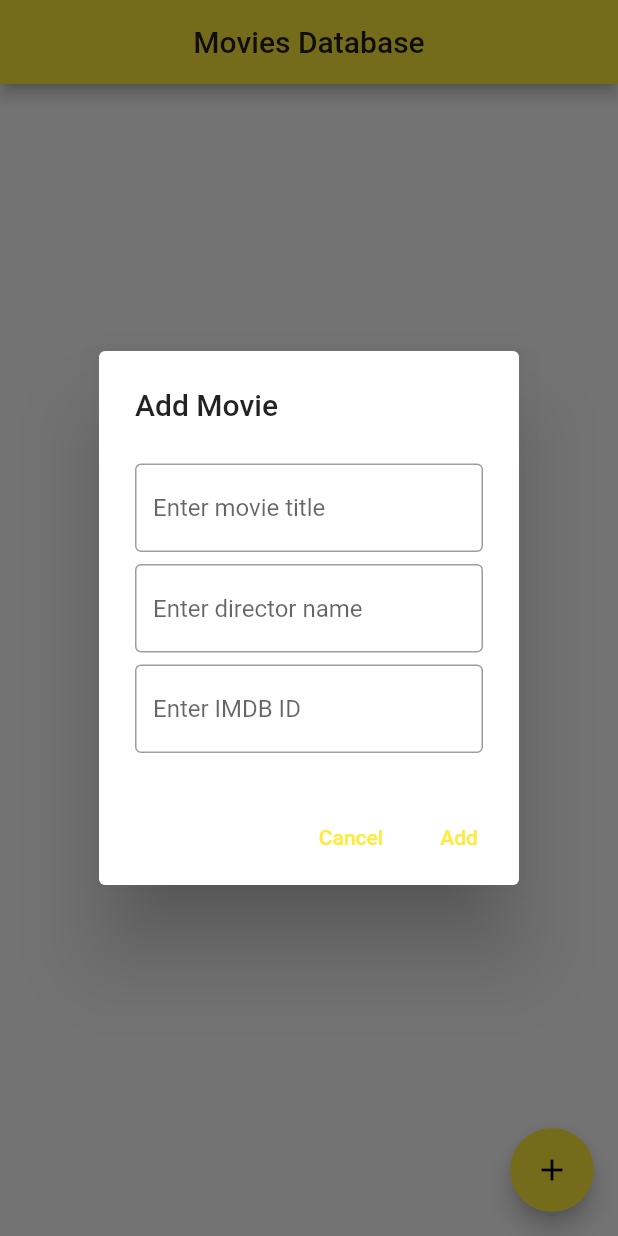
After one commit to abbygriffiths/movie_database_yellowclass, a Flutter app: the MoviesPage screen opened directly, after a tap on the "add" icon, on a phone screen of 412 x 824 dp. The commit adds this screen. Run offline on Flutter 3.47's test engine with Material 2 defaults, Android fonts, the phone set to English and light mode, and no system bars; our stand-ins replace hive, hive_flutter; accounts and stored records are empty.

Commit message:
achieved MVP. adding Movie works. editing Movie (title, director, IMDB ID works).

```diff
--- /dev/null
+++ b/lib/models/boxes.dart
@@ -0,0 +1,7 @@
+import 'package:hive/hive.dart';
+
+import 'package:movie_db/models/movie_model.dart';
+
+class Boxes {
+  static Box<Movie> getMovies() => Hive.box<Movie>('movies');
+}
--- a/lib/models/movie.dart
+++ /dev/null
@@ -1,24 +0,0 @@
-import 'package:hive/hive.dart';
-
-@HiveType(typeId: 0)
-class Movie {
-  @HiveField(0)
-  final String title;
-
-  @HiveField(2)
-  final String posterUrl;
-
-  const Movie({required this.title, required this.posterUrl});
-
-  factory Movie.fromJson(Map<String, dynamic> json) {
-    return Movie(
-      title: json['Title'] as String,
-      posterUrl: json['Poster'] as String,
-    );
-  }
-
-  @override
-  String toString() {
-    return title;
-  }
-}
--- /dev/null
+++ b/lib/models/movie_model.dart
@@ -0,0 +1,51 @@
+import 'package:hive/hive.dart';
+
+import 'package:movie_db/models/movie_search_result.dart';
+
+part 'movie_model.g.dart';
+
+@HiveType(typeId: 0)
+class Movie extends HiveObject {
+  @HiveField(0)
+  String title;
+
+  @HiveField(1)
+  String posterUrl;
+
+  @HiveField(2)
+  String imdbId;
+
+  @HiveField(3)
+  String director = '';
+
+  Movie({
+    required this.title,
+    required this.posterUrl,
+    required this.imdbId,
+  });
+
+  factory Movie.fromJson(Map<String, dynamic> json) {
+    final movie = Movie(
+      title: json['Title'] as String,
+      posterUrl: json['Poster'] as String,
+      imdbId: json['imdbID'] as String,
+    );
+    if (json.containsKey('Director')) {
+      movie.director = json['Director'];
+    }
+    return movie;
+  }
+
+  factory Movie.fromSearchResult(MovieSearchResult result) {
+    return Movie(
+      title: result.title,
+      posterUrl: result.posterUrl,
+      imdbId: result.imdbId,
+    );
+  }
+
+  @override
+  String toString() {
+    return '$title (IMDB: $imdbId)';
+  }
+}
--- /dev/null
+++ b/lib/screens/movies_page.dart
@@ -0,0 +1,149 @@
+import 'package:flutter/cupertino.dart';
+import 'package:flutter/material.dart';
+import 'package:flutter/painting.dart';
+
+import 'package:hive/hive.dart';
+import 'package:hive_flutter/hive_flutter.dart';
+import 'package:http/http.dart' as http;
+
+import 'package:movie_db/models/boxes.dart';
+import 'package:movie_db/models/movie_model.dart';
+import 'package:movie_db/screens/show_movie_details.dart';
+import 'package:movie_db/tools/helper_functions.dart';
+import 'package:movie_db/widgets/movie_dialog.dart';
+
+class MoviesPage extends StatefulWidget {
+  const MoviesPage({Key? key}) : super(key: key);
+
+  @override
+  _MoviesPageState createState() => _MoviesPageState();
+}
+
+class _MoviesPageState extends State<MoviesPage> {
+  @override
+  Widget build(BuildContext context) => Scaffold(
+        appBar: AppBar(
+          title: const Text('Movies Database'),
+          centerTitle: true,
+        ),
+        body: ValueListenableBuilder<Box<Movie>>(
+          valueListenable: Boxes.getMovies().listenable(),
+          builder: (context, box, _) {
+            final transactions = box.values.toList().cast<Movie>();
+            return buildContent(transactions);
+          },
+        ),
+        floatingActionButton: FloatingActionButton(
+          child: const Icon(Icons.add),
+          onPressed: () => showDialog(
+              context: context,
+              builder: (context) => MovieDialog(onClickedSubmit: addMovie)),
+        ),
+      );
+
+  Widget buildContent(List<Movie> movies) {
+    if (movies.isEmpty) {
+      return const Center(
+        child: Text(
+          'No movies added yet',
+          style: TextStyle(fontSize: 24),
+        ),
+      );
+    } else {
+      return Column(
+        children: [
+          const SizedBox(height: 24),
+          Expanded(
+            child: ListView.builder(
+              padding: const EdgeInsets.all(10),
+              itemCount: movies.length,
+              itemBuilder: (BuildContext context, int index) {
+                final movie = movies[index];
+                return buildMovie(context, movie, index);
+              },
+            ),
+          ),
+        ],
+      );
+    }
+  }
+
+  Widget buildMovie(BuildContext context, Movie movie, int colorKey) {
+    final color = Colors.primaries[colorKey % Colors.primaries.length];
+    final director = movie.director;
+    final imdbId = movie.imdbId;
+
+    return Card(
+      color: color,
+      child: ExpansionTile(
+        tilePadding: const EdgeInsets.symmetric(horizontal: 25, vertical: 10),
+        title: Text(
+          movie.title,
+          maxLines: 2,
+          style: const TextStyle(
+              fontWeight: FontWeight.bold, fontSize: 18, color: Colors.white),
+        ),
+        subtitle: Text('Director: $director'),
+        trailing: Text(
+          'IMDB ID: $imdbId',
+          style: const TextStyle(
+              fontWeight: FontWeight.bold, fontSize: 15, color: Colors.white),
+        ),
+        children: [
+          buildButtons(context, movie),
+        ],
+        onExpansionChanged: (expanded) => Navigator.of(context).push(
+          MaterialPageRoute(
+            builder: (context) => ShowMovieDetailsPage(movie: movie),
+          ),
+        ),
+      ),
+    );
+  }
+
+  Widget buildButtons(BuildContext context, Movie movie) => Row(
+        children: [
+          Expanded(
+            child: TextButton.icon(
+              onPressed: () => Navigator.of(context).push(
+                MaterialPageRoute(
+                  builder: (context) => MovieDialog(
+                    movie: movie,
+                    onClickedSubmit: (title, director, imdbId) =>
+                        editMovie(movie, title, director, imdbId),
+                  ),
+                ),
+              ),
+              icon: const Icon(Icons.edit),
+              label: const Text('Edit'),
+            ),
+          ),
+          Expanded(
+            child: TextButton.icon(
+              icon: const Icon(Icons.delete),
+              label: const Text('Delete'),
+              onPressed: () => deleteMovie(movie),
+            ),
+          ),
+        ],
+      );
+
+  Future addMovie(String title, String director, String imdbId) async {
+    final box = Boxes.getMovies();
+    final movie = await fetchMovieFromTitle(http.Client(), title);
+    box.add(movie);
+  }
+
+  void editMovie(
+      Movie movie, String newTitle, String newDirector, String newImdbId) {
+    movie.title = newTitle;
+    movie.director = newDirector;
+    movie.imdbId = newImdbId;
+
+    movie.save();
+  }
+
+  void deleteMovie(Movie movie) {
+    movie.delete();
+  }
+}
--- /dev/null
+++ b/lib/screens/show_movie_details_page.dart
@@ -0,0 +1,56 @@
+import 'package:flutter/cupertino.dart';
+import 'package:flutter/foundation.dart';
+import 'package:flutter/material.dart';
+
+import 'package:movie_db/models/movie_model.dart';
+
+class ShowMovieDetailsPage extends StatelessWidget {
+  final Movie movie;
+
+  const ShowMovieDetailsPage({Key? key, required this.movie}) : super(key: key);
+
+  @override
+  Widget build(BuildContext context) {
+    return Scaffold(
+      appBar: AppBar(
+        automaticallyImplyLeading: true,
+        title: Text(movie.title),
+      ),
+      body: Padding(
+        padding: const EdgeInsets.all(20),
+        child: Column(
+          mainAxisAlignment: MainAxisAlignment.center,
+          children: [
+            Center(
+              child: Text(
+                movie.title,
+                maxLines: 2,
+                style: const TextStyle(
+                  fontWeight: FontWeight.bold,
+                  fontSize: 28,
+                ),
+              ),
+            ),
+            Image.network(
+              movie.posterUrl,
+              errorBuilder: (context, error, stackTrace) =>
+                  Image.asset('images/movie_poster_not_found.jpg'),
+            ),
+            if (movie.director.isNotEmpty) ...[
+              Row(
+                mainAxisAlignment: MainAxisAlignment.center,
+                children: [
+                  const Text(
+                    'Director',
+                    style: TextStyle(fontWeight: FontWeight.bold),
+                  ),
+                  Text(movie.director),
+                ],
+              )
+            ]
+          ],
+        ),
+      ),
+    );
+  }
+}
--- /dev/null
+++ b/lib/widgets/movie_dialog.dart
@@ -0,0 +1,134 @@
+import 'package:flutter/material.dart';
+
+import 'package:http/http.dart' as http;
+
+import 'package:movie_db/models/movie_model.dart';
+import 'package:movie_db/tools/helper_functions.dart';
+
+class MovieDialog extends StatefulWidget {
+  final Movie? movie;
+  final Function(String title, String director, String imdbId) onClickedSubmit;
+
+  const MovieDialog({
+    Key? key,
+    this.movie,
+    required this.onClickedSubmit,
+  }) : super(key: key);
+
+  @override
+  _MovieDialogState createState() => _MovieDialogState();
+}
+
+class _MovieDialogState extends State<MovieDialog> {
+  final formKey = GlobalKey<FormState>();
+  final titleController = TextEditingController();
+  final directorController = TextEditingController();
+  final imdbIdController = TextEditingController();
+
+  bool isImdb = false;
+
+  @override
+  void initState() {
+    super.initState();
+
+    if (widget.movie != null) {
+      final movie = widget.movie!;
+
+      titleController.text = movie.title;
+      directorController.text = movie.director;
+      imdbIdController.text = movie.imdbId;
+
+      isImdb = movie.director.isNotEmpty;
+    }
+  }
+
+  @override
+  Widget build(BuildContext context) {
+    final isEditing = widget.movie != null;
+    final title = isEditing ? 'Edit Movie' : 'Add Movie';
+
+    return AlertDialog(
+      title: Text(title),
+      content: Form(
+        key: formKey,
+        child: SingleChildScrollView(
+          child: Column(
+            children: [
+              const SizedBox(height: 8),
+              buildTitle(),
+              const SizedBox(height: 8),
+              buildDirector(),
+              const SizedBox(height: 8),
+              buildImdbId(),
+            ],
+          ),
+        ),
+      ),
+      actions: [
+        buildCancelButton(context),
+        buildSubmitButton(context, isEditing: isEditing),
+      ],
+    );
+  }
+
+  Widget buildTitle() => TextFormField(
+        controller: titleController,
+        decoration: const InputDecoration(
+          border: OutlineInputBorder(),
+          hintText: 'Enter movie title',
+        ),
+        validator: (text) =>
+            text != null && text.isEmpty ? 'Enter a title' : null,
+      );
+
+  Widget buildDirector() => TextFormField(
+        controller: directorController,
+        decoration: const InputDecoration(
+          border: OutlineInputBorder(),
+          hintText: 'Enter director name',
+        ),
+        validator: (directorName) =>
+            directorName == null ? 'Enter director' : null,
+      );
+
+  Widget buildImdbId() => TextFormField(
+        controller: imdbIdController,
+        decoration: const InputDecoration(
+          border: OutlineInputBorder(),
+          hintText: 'Enter IMDB ID',
+        ),
+      );
+
+  Widget buildCancelButton(BuildContext context) => TextButton(
+        child: const Text('Cancel'),
+        onPressed: () => Navigator.of(context).pop(),
+      );
+
+  Widget buildSubmitButton(BuildContext context, {required bool isEditing}) {
+    final text = isEditing ? 'Save' : 'Add';
+
+    return TextButton(
+      child: Text(text),
+      onPressed: () async {
+        final isValid = formKey.currentState!.validate();
+
+        if (isValid) {
+          final title = titleController.text;
+          final movie = await fetchMovieFromTitle(http.Client(), title);
+
+          final director = directorController.text.isNotEmpty
+              ? directorController.text
+              : movie.director;
+
+          final imdbId = imdbIdController.text.isNotEmpty
+              ? imdbIdController.text
+              : movie.imdbId;
+
+          widget.onClickedSubmit(title, director, imdbId);
+
+          Navigator.of(context).pop();
+        }
+      },
+    );
+  }
+}
```
Also changed, not shown: lib/main.dart (+18 -7 lines), lib/screens/add_movie.dart (deleted, +0 -58 lines), lib/screens/list_movies.dart (deleted, +0 -50 lines), lib/tools/helper_functions.dart (+10 -13 lines), lib/widgets/movies_list.dart (+10 -1 lines), pubspec.yaml (+5 -3 lines), images/no_internet_or_error.jpg (deleted), lib/models/movie_model.g.dart (added), pubspec.lock.
